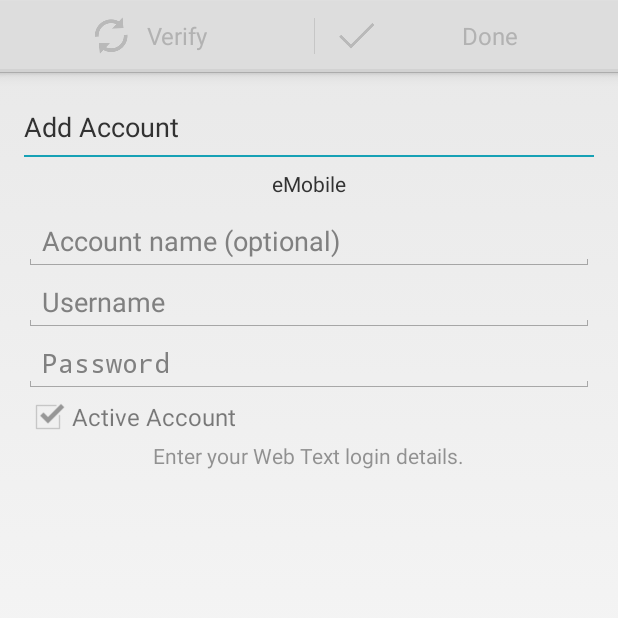
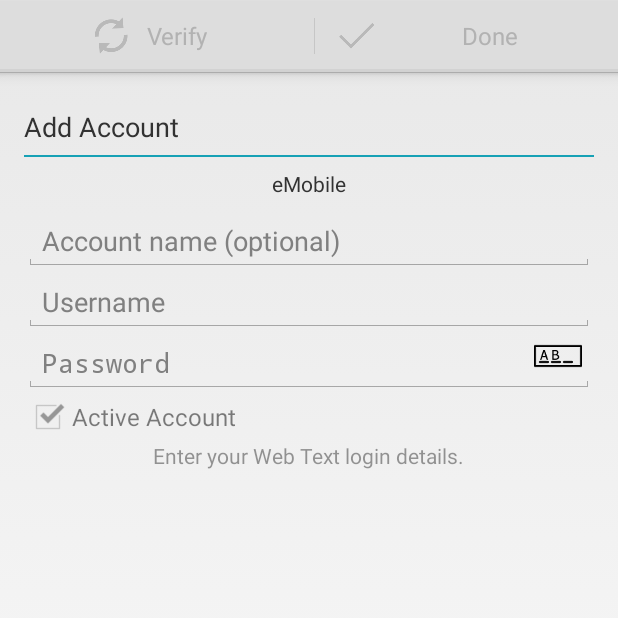
Before and after one commit to SwiftSMS/Android, an Android app: the screen it shows after launch (AddAccountActivity), after a tap on "eMobile", on a phone screen of 412 x 824 dp, the top half of it. Run offline under Robolectric (Android 15) with nearby library versions, the phone set to English and light mode, and no system bars; pictures from the network do not load; 6 statements that could not run were skipped.

Commit message:
fix #48 Show/Hide password in AddAccount

```diff
--- a/app/src/main/java/com/swift/ui/view/AddAccountActivity.java
+++ b/app/src/main/java/com/swift/ui/view/AddAccountActivity.java
@@ -12,13 +12,16 @@ import android.graphics.Color;
 import android.os.AsyncTask;
 import android.os.Bundle;
 import android.text.Editable;
+import android.text.InputType;
 import android.text.TextWatcher;
+import android.text.method.PasswordTransformationMethod;
 import android.view.LayoutInflater;
 import android.view.View;
 import android.view.ViewGroup;
 import android.view.animation.Animation;
 import android.view.animation.AnimationUtils;
 import android.widget.CheckBox;
+import android.widget.EditText;
 import android.widget.ImageView;
 import android.widget.LinearLayout;
 import android.widget.TextView;
@@ -43,7 +46,8 @@ public class AddAccountActivity extends Activity {
 
 	private static int FAILED_DB_ADD = -1;
 	private IAccountDatabase accountDatabase;
-	private TextView textAccNumber, textAccName, textAccPassword;
+	private EditText textAccNumber, textAccName, textAccPassword;
+	private ImageView imageShowPassword;
 	private CheckBox checkActiveAccount;
 	private SharedPreferences preferences;
 	private TextView buttonDone;
@@ -51,6 +55,8 @@ public class AddAccountActivity extends Activity {
 	private ImageView buttonVerifyIcon;
 	private Network selectedNetwork;
 	private AsyncTask<String, Integer, OperationResult> verifyTask;
+
+	private boolean isPasswordVisible = false;
 
 	@Override
 	public void onCreate(final Bundle savedInstanceState) {
@@ -60,9 +66,10 @@ public class AddAccountActivity extends Activity {
 
 		this.setupCustomActionBar();
 
-		this.textAccName = (TextView) this.findViewById(R.id.text_acc_name);
-		this.textAccNumber = (TextView) this.findViewById(R.id.text_acc_number);
-		this.textAccPassword = (TextView) this.findViewById(R.id.text_acc_password);
+		this.textAccName = (EditText) this.findViewById(R.id.text_acc_name);
+		this.textAccNumber = (EditText) this.findViewById(R.id.text_acc_number);
+		this.textAccPassword = (EditText) this.findViewById(R.id.text_acc_password);
+		this.imageShowPassword = (ImageView) this.findViewById(R.id.image_acc_show_password);
 		this.checkActiveAccount = (CheckBox) this.findViewById(R.id.checkBox_active_acc);
 		this.buttonVerify = (LinearLayout) this.findViewById(R.id.actionbar_verify);
 		this.buttonVerifyIcon = (ImageView) this.findViewById(R.id.actionbar_verify_icon);
@@ -156,6 +163,22 @@ public class AddAccountActivity extends Activity {
 		return enteredAccName.isEmpty() ? defaultAccName : enteredAccName;
 	}
 
+	public void showPassword(final View view) {
+		int start = textAccPassword.getSelectionStart();
+		int end = textAccPassword.getSelectionEnd();
+
+		if (isPasswordVisible) {
+			textAccPassword.setTransformationMethod(new PasswordTransformationMethod());
+			imageShowPassword.setImageResource(R.drawable.show_password);
+		} else {
+			imageShowPassword.setImageResource(R.drawable.hide_password);
+			textAccPassword.setTransformationMethod(null);
+		}
+
+		textAccPassword.setSelection(start, end);
+		isPasswordVisible ^= true;
+	}
+
 	public void verifyAccount(final View view) {
 		this.cancelOngoingVerifyTask();
 		final Animation rotation = AnimationUtils.loadAnimation(this, R.anim.clockwise_refresh);
--- a/app/src/main/res/layout/activity_add_account.xml
+++ b/app/src/main/res/layout/activity_add_account.xml
@@ -78,6 +78,16 @@
             android:paddingBottom="@dimen/element_margin"
             android:paddingTop="@dimen/element_margin" />
 
+        <ImageView
+            android:id="@+id/image_acc_show_password"
+            android:layout_width="wrap_content"
+            android:layout_height="wrap_content"
+            android:layout_alignTop="@+id/text_acc_password"
+            android:layout_alignRight="@+id/text_acc_password"
+            android:layout_marginRight="@dimen/element_margin"
+            android:onClick="showPassword"
+            android:src="@drawable/show_password"/>
+
         <CheckBox
             android:id="@+id/checkBox_active_acc"
             android:layout_width="wrap_content"
```
Also changed, not shown: app/src/main/res/drawable-hdpi/hide_password.png (added), app/src/main/res/drawable-hdpi/show_password.png (added), app/src/main/res/drawable-mdpi/hide_password.png (added), app/src/main/res/drawable-mdpi/show_password.png (added), app/src/main/res/drawable-xhdpi/hide_password.png (added), app/src/main/res/drawable-xhdpi/show_password.png (added).
